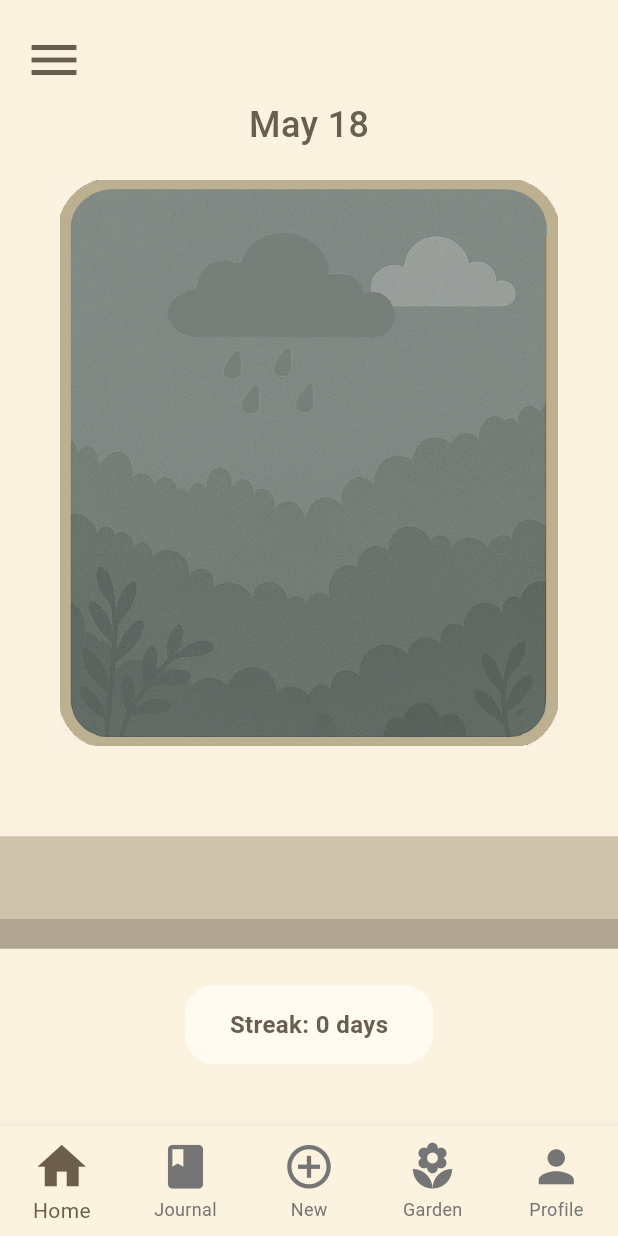
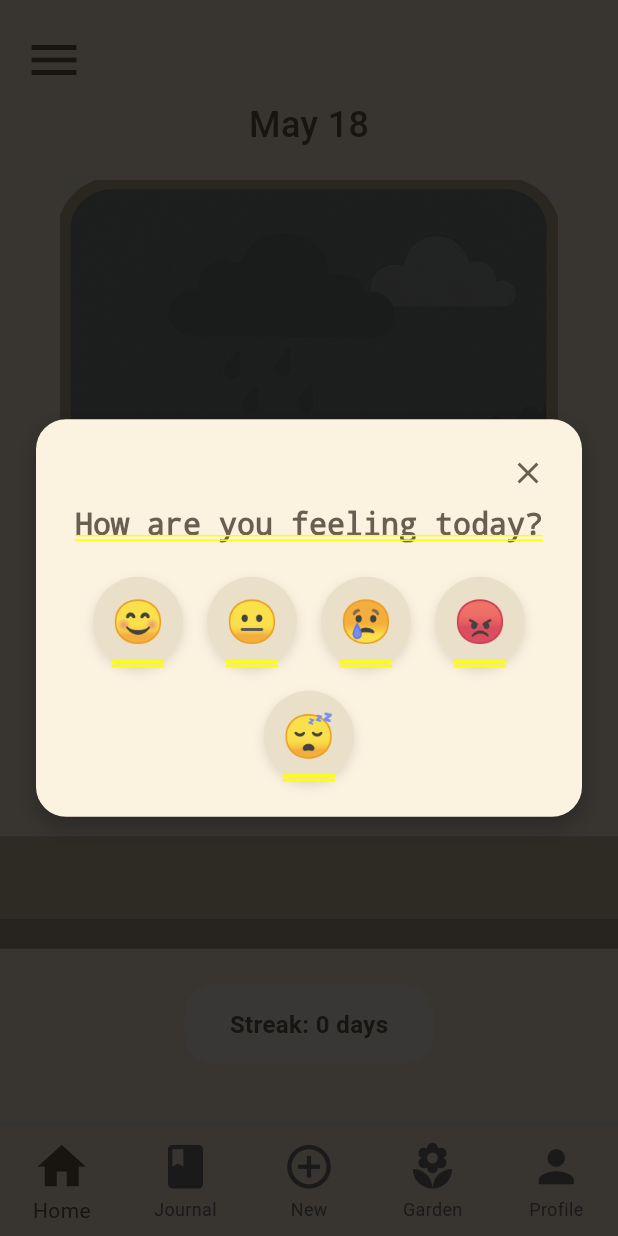
Before and after one commit to alewhi/interactive_journal, a Flutter app: the screen it shows after launch, on a phone screen of 412 x 824 dp. Run offline on Flutter 3.47's test engine with Material 3 defaults, Android fonts, the light colour scheme and no system bars; our stand-ins replace shared_preferences.

Commit message:
mood pop up addedd upon startup with testing

```diff
--- a/lib/homepage.dart
+++ b/lib/homepage.dart
@@ -4,6 +4,23 @@ import 'package:interactive_journal/newentry.dart';
 import 'package:interactive_journal/garden.dart';
 import 'package:interactive_journal/profile.dart';
 import 'package:interactive_journal/hamburger_drawer.dart';
+import 'package:shared_preferences/shared_preferences.dart';
+import 'package:intl/intl.dart';
+import 'mood_popup.dart';
+
+Future<bool> shouldShowCheckIn() async {
+  final prefs = await SharedPreferences.getInstance();
+  final today = DateFormat('yyyy-MM-dd').format(DateTime.now());
+  final lastCheckIn = prefs.getString('lastCheckIn');
+
+  // for testing!!:
+  return true;
+
+  if (lastCheckIn == today) return false;
+
+  await prefs.setString('lastCheckIn', today);
+  return true;
+}
 
 class HomePage extends StatefulWidget {
   const HomePage({super.key});
@@ -14,14 +31,44 @@ class HomePage extends StatefulWidget {
 
 class _HomePageState extends State<HomePage> {
   int _selectedIndex = 0;
+  late List<Widget> _pages;
 
-  final _pages = const [
-    HomePageContent(),
-    JournalPage(),
-    NewEntryPage(),
-    GardenPage(),
-    ProfilePage(),
-  ];
+  @override
+  void initState() {
+    super.initState();
+    _pages = [
+      const HomePageContent(),
+      const JournalPage(),
+      NewEntryPage(
+        onSave: () {
+          setState(() {
+            _selectedIndex = 1;
+          });
+        },
+      ),
+      const GardenPage(),
+      const ProfilePage(),
+    ];
+    WidgetsBinding.instance.addPostFrameCallback((_) async {
+      if (await shouldShowCheckIn()) {
+        showDialog(
+          context: context,
+          barrierDismissible: false,
+          builder:
+              (_) => MoodCheckInPopup(
+                onMoodSelected: (mood) {
+                  print('Mood selected: $mood');
+                  Navigator.of(context).pop();
+                },
+                onSkip: () {
+                  print('Mood check-in skipped');
+                  Navigator.of(context).pop();
+                },
+              ),
+        );
+      }
+    });
+  }
 
   @override
   Widget build(BuildContext context) {
--- /dev/null
+++ b/lib/journal_data.dart
@@ -0,0 +1,3 @@
+import 'journal_entry.dart';
+
+List<JournalEntry> journalEntries = [];
--- /dev/null
+++ b/lib/mood_popup.dart
@@ -0,0 +1,99 @@
+import 'package:flutter/material.dart';
+
+class MoodCheckInPopup extends StatelessWidget {
+  final Function(String mood) onMoodSelected;
+  final VoidCallback onSkip;
+
+  const MoodCheckInPopup({
+    required this.onMoodSelected,
+    required this.onSkip,
+    super.key,
+  });
+
+  @override
+  Widget build(BuildContext context) {
+    return Stack(
+      children: [
+        //dimmed background
+        Opacity(
+          opacity: 0.6,
+          child: ModalBarrier(dismissible: false, color: Colors.black87),
+        ),
+        //popup content
+        Center(
+          child: Container(
+            padding: const EdgeInsets.all(24),
+            margin: const EdgeInsets.symmetric(horizontal: 24),
+            decoration: BoxDecoration(
+              color: const Color(0xFFFCF2E0),
+              borderRadius: BorderRadius.circular(20),
+              boxShadow: [
+                BoxShadow(
+                  color: Colors.black26,
+                  blurRadius: 12,
+                  offset: Offset(0, 6),
+                ),
+              ],
+            ),
+            child: Column(
+              mainAxisSize: MainAxisSize.min,
+              children: [
+                //skip button
+                Align(
+                  alignment: Alignment.topRight,
+                  child: GestureDetector(
+                    onTap: onSkip,
+                    child: const Icon(Icons.close, color: Color(0xFF695E50)),
+                  ),
+                ),
+                const SizedBox(height: 10),
+                // Title
+                const Text(
+                  "How are you feeling today?",
+                  style: TextStyle(
+                    fontSize: 20,
+                    fontWeight: FontWeight.bold,
+                    color: Color(0xFF695E50),
+                  ),
+                ),
+                const SizedBox(height: 24),
+                //mood options
+                Wrap(
+                  spacing: 16,
+                  runSpacing: 16,
+                  alignment: WrapAlignment.center,
+                  children: [
+                    for (var mood in ['😊', '😐', '😢', '😡', '😴'])
+                      GestureDetector(
+                        onTap: () => onMoodSelected(mood),
+                        child: Container(
+                          width: 60,
+                          height: 60,
+                          decoration: BoxDecoration(
+                            color: Color(0xFFEADFC8),
+                            shape: BoxShape.circle,
+                            boxShadow: [
+                              BoxShadow(
+                                color: Colors.black12,
+                                blurRadius: 6,
+                                offset: Offset(0, 3),
+                              ),
+                            ],
+                          ),
+                          alignment: Alignment.center,
+                          child: Text(
+                            mood,
+                            style: const TextStyle(fontSize: 28),
+                          ),
+                        ),
+                      ),
+                  ],
+                ),
+              ],
+            ),
+          ),
+        ),
+      ],
+    );
+  }
+}
--- a/pubspec.yaml
+++ b/pubspec.yaml
@@ -10,6 +10,7 @@ dependencies:
   flutter:
     sdk: flutter
   intl: ^0.18.1
+  shared_preferences: ^2.2.0
 
 dev_dependencies:
   flutter_test:
```
Also changed, not shown: lib/journal_entry.dart (added, +11 -0 lines), lib/newentry.dart (+84 -4 lines), lib/settings.dart (+27 -2 lines), pubspec.lock, 1 other file.
